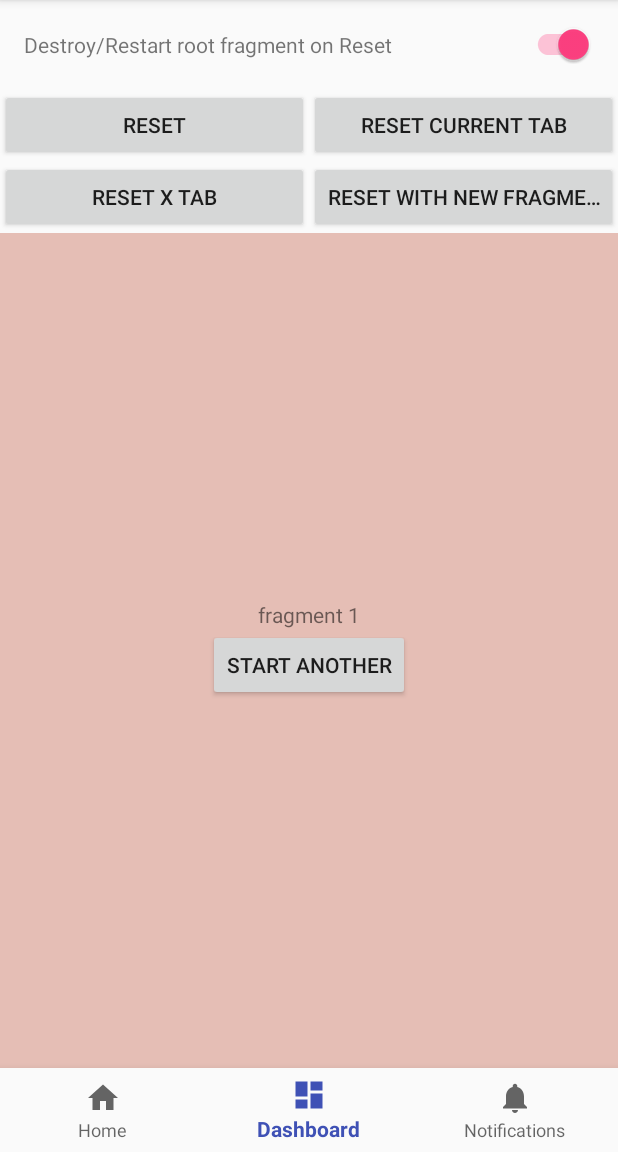
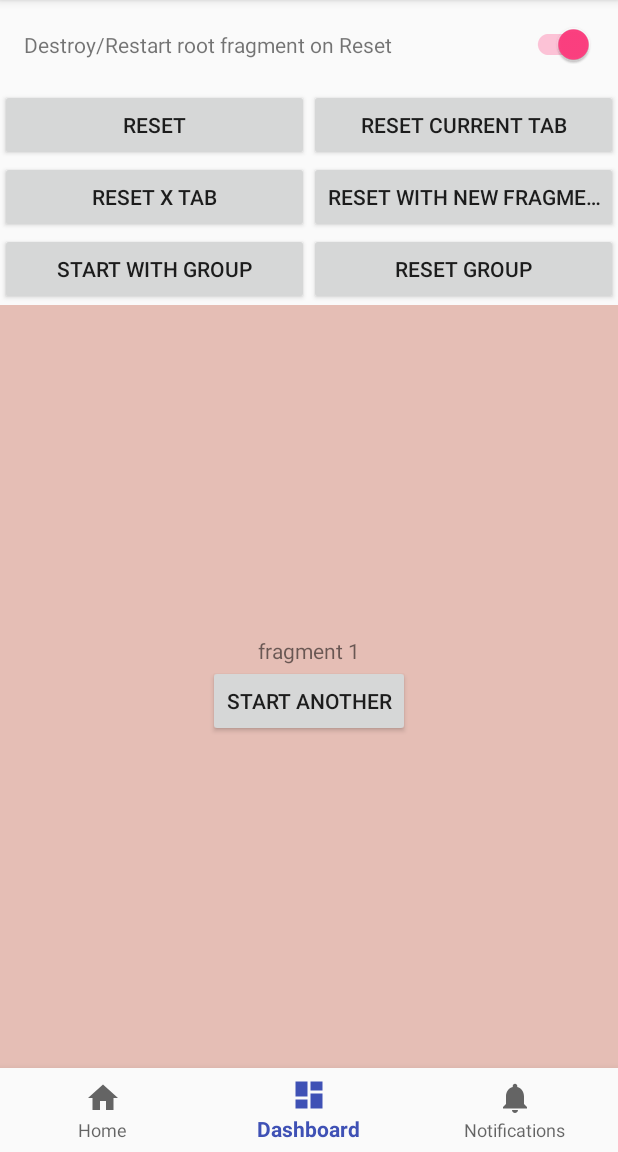
Before and after one commit to Trendyol/medusa, an Android app: the screen it shows after launch (MainActivity), on a phone screen of 412 x 824 dp, the part 84-1236 px from its top. Run offline under Robolectric (Android 15) with nearby library versions, the phone set to English and light mode, and no system bars.

Commit message:
Add two new buttons to the sample app: one that adds a new fragment with a group name and another that removes the fragments added by the first button.

```diff
--- a/app/src/main/java/com/trendyol/medusa/MainActivity.kt
+++ b/app/src/main/java/com/trendyol/medusa/MainActivity.kt
@@ -66,19 +66,27 @@ class MainActivity : AppCompatActivity(), Navigator.NavigatorListener {
 
         multipleStackNavigator.initialize(savedInstanceState)
         val restartRootFragmentCheckBox = findViewById<View>(R.id.restartSwitch) as SwitchCompat
-        findViewById<Button>(R.id.resetCurrentTab).setOnClickListener { multipleStackNavigator.resetCurrentTab(restartRootFragmentCheckBox.isChecked) }
-        findViewById<Button>(R.id.resetXTab).setOnClickListener { multipleStackNavigator.reset(1, restartRootFragmentCheckBox.isChecked) }
+        findViewById<Button>(R.id.resetCurrentTab).setOnClickListener {
+            multipleStackNavigator.resetCurrentTab(restartRootFragmentCheckBox.isChecked)
+        }
+        findViewById<Button>(R.id.resetXTab).setOnClickListener {
+            multipleStackNavigator.reset(1, restartRootFragmentCheckBox.isChecked)
+        }
 
         navigation.setOnNavigationItemSelectedListener(mOnNavigationItemSelectedListener)
         findViewById<Button>(R.id.reset).setOnClickListener { multipleStackNavigator.reset() }
         findViewById<Button>(R.id.resetWithNewSet).setOnClickListener {
             multipleStackNavigator.resetWithFragmentProvider(newListOfFragments)
         }
-
+        findViewById<Button>(R.id.startWithGroup).setOnClickListener {
+            multipleStackNavigator.start(FragmentGenerator.generateNewFragment(), "group1")
+        }
+        findViewById<Button>(R.id.resetGroup).setOnClickListener {
+            multipleStackNavigator.clearGroup("group1")
+        }
         multipleStackNavigator.observeDestinationChanges(this) {
             Log.d("Destination Changed", "${it.javaClass.name} - ${it.tag}")
         }
-
     }
 
     override fun onBackPressed() {
--- a/app/src/main/res/layout/activity_main.xml
+++ b/app/src/main/res/layout/activity_main.xml
@@ -86,6 +86,27 @@
                     android:singleLine="true"
                     android:text="Reset With New Fragments" />
             </LinearLayout>
+            <LinearLayout
+                android:layout_width="match_parent"
+                android:layout_height="wrap_content">
+
+                <Button
+                    android:id="@+id/startWithGroup"
+                    android:layout_width="0dp"
+                    android:layout_height="wrap_content"
+                    android:layout_weight="1"
+                    android:singleLine="true"
+                    android:text="Start With Group" />
+
+                <Button
+                    android:id="@+id/resetGroup"
+                    android:layout_width="0dp"
+                    android:layout_height="wrap_content"
+                    android:layout_weight="1"
+                    android:singleLine="true"
+                    android:text="Reset Group" />
+            </LinearLayout>
+
         </LinearLayout>
     </RelativeLayout>
 
```
